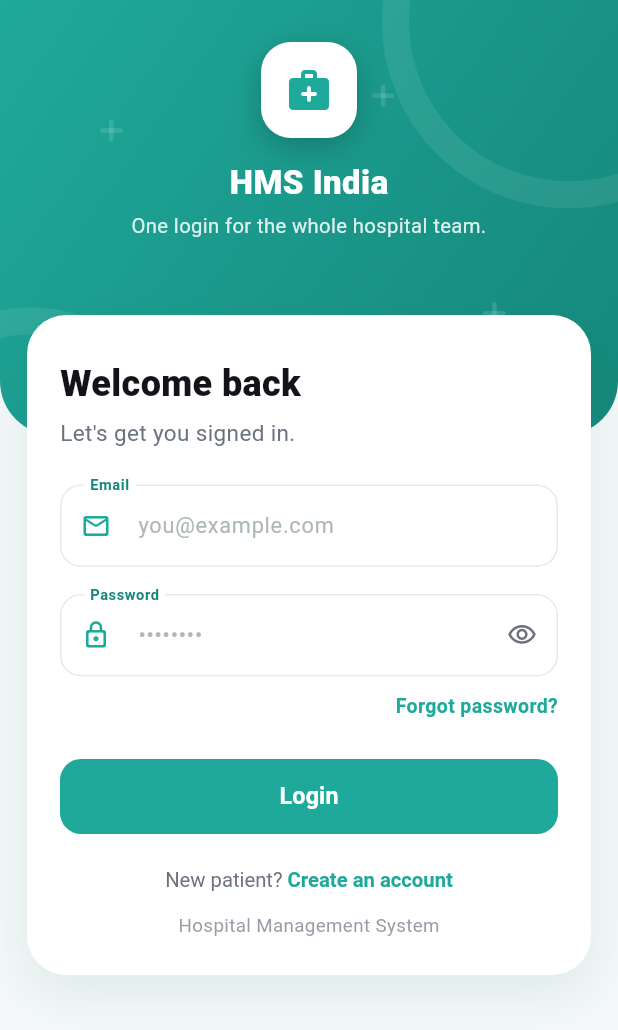
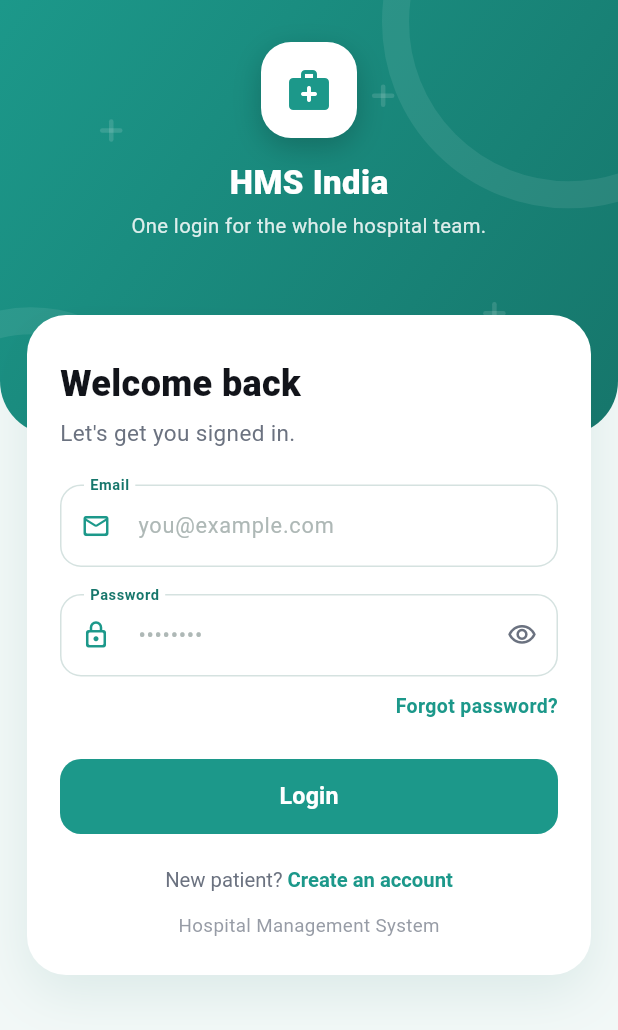
Before and after one commit to Ajutharsi/hms-mobile, a Flutter app: the screen it shows after launch, on a phone screen of 412 x 824 dp. Shown: the top 1030 px of the screen. Run offline on Flutter 3.47's test engine with Material 3 defaults, Android fonts, the phone set to English and light mode, and no system bars; our stand-ins replace flutter_secure_storage, flutter_svg, image_picker; accounts and stored records are empty.

Commit message:
Let the user choose the app's colour
The web has a template customizer for its primary colour; this is the
same idea on mobile. Appearance (drawer -> Appearance) offers eight
presets and hue/depth/strength sliders over a live preview, and the
choice is kept on the device, the way the web keeps its colour per
browser.

One seed colour drives everything: CarePalette derives the header
gradient, the soft icon tint, the page background and borders from it,
so no combination of hand-picked colours can end up unreadable. The
seed is darkened until white text on it reaches 3:1, the WCAG AA floor
for the large bold text the kit puts on coloured surfaces — a pale pick
like amber deepens instead of going unreadable, while the swatch still
shows the exact colour chosen. test/care_palette_test.dart guards that,
and it caught the original teal sitting at 2.9:1.

The kCare* tokens are now getters over the live palette rather than
compile-time constants, so widgets holding them can no longer be const.
Because those getters carry no BuildContext, anything painting with them
calls watchCarePalette(context) in build() to depend on CarePaletteScope
— without it a screen keeps its old paint, which showed up on device as
a repainted card sitting on a stale background.

Co-Authored-By: Claude Opus 5 (1M context) <noreply@anthropic.com>

```diff
--- /dev/null
+++ b/lib/core/theme/care_palette.dart
@@ -0,0 +1,109 @@
+import 'package:flutter/material.dart';
+
+/// The app's colour scheme, derived from a single seed colour the user
+/// picks — the mobile counterpart of the web template customizer's colour
+/// control. Everything else (the darker header shade, the soft tint behind
+/// icons, the page background, borders) is computed, so a user can only
+/// ever choose a readable combination.
+class CarePalette {
+  final Color seed;
+
+  const CarePalette._(this.seed);
+
+  /// The default look: the teal from the PatientCare kit.
+  static const CarePalette fallback = CarePalette._(Color(0xFF1FA99A));
+
+  factory CarePalette.fromSeed(Color seed) => CarePalette._(seed);
+
+  /// The seed, darkened just enough that white text on it stays legible
+  /// (3:1, the WCAG AA floor for the large/bold text the kit puts on
+  /// coloured surfaces). A light pick like amber therefore deepens a
+  /// little rather than turning unreadable; the swatch still shows the
+  /// exact colour the user chose.
+  Color get primary {
+    var color = seed;
+    for (var i = 0; i < 12 && _contrastWithWhite(color) < 3.0; i++) {
+      color = _shift(color, -0.04);
+    }
+    return color;
+  }
+
+  static double _contrastWithWhite(Color c) => 1.05 / (c.computeLuminance() + 0.05);
+
+  /// Header gradient end + pressed/emphasis shade.
+  Color get dark => _shift(primary, -0.08);
+  Color get deep => _shift(primary, -0.16);
+
+  /// Tint behind icons and "soft" chips.
+  Color get soft => _tint(seed, 0.88);
+
+  /// Page background — a barely-there wash of the seed.
+  Color get background => _tint(seed, 0.96);
+
+  /// Card and divider outlines.
+  Color get border => _tint(seed, 0.86, saturation: 0.18);
+
+  /// Text/icon colour for coloured surfaces. [primary] is already darkened
+  /// to carry white, so this is white unless a very pale colour survived
+  /// that adjustment.
+  Color get onPrimary => _contrastWithWhite(primary) >= 3.0 ? Colors.white : const Color(0xFF12141A);
+
+  /// Accent for "needs attention" chips — kept off the seed hue so it
+  /// still reads as an alert whatever colour the user picks.
+  Color get alertBg => const Color(0xFFFDE8EF);
+  Color get alertFg => const Color(0xFFD6336C);
+
+  LinearGradient get gradient => LinearGradient(
+        begin: Alignment.topLeft,
+        end: Alignment.bottomRight,
+        colors: [primary, dark],
+      );
+
+  List<BoxShadow> get shadow => [BoxShadow(color: deep.withValues(alpha: 0.06), blurRadius: 18, offset: const Offset(0, 6))];
+
+  static Color _shift(Color c, double amount) {
+    final hsl = HSLColor.fromColor(c);
+    return hsl.withLightness((hsl.lightness + amount).clamp(0.0, 1.0)).toColor();
+  }
+
+  static Color _tint(Color c, double lightness, {double? saturation}) {
+    final hsl = HSLColor.fromColor(c);
+    return hsl
+        .withLightness(lightness.clamp(0.0, 1.0))
+        .withSaturation((saturation ?? (hsl.saturation * 0.45)).clamp(0.0, 1.0))
+        .toColor();
+  }
+
+  /// Ready-made choices shown in Appearance, mirroring the web
+  /// customizer's presets plus the app's own default.
+  static const List<({String name, Color color})> presets = [
+    (name: 'Teal', color: Color(0xFF1FA99A)),
+    (name: 'Blue', color: Color(0xFF2092EC)),
+    (name: 'Indigo', color: Color(0xFF3D6BFF)),
+    (name: 'Violet', color: Color(0xFF7367F0)),
+    (name: 'Rose', color: Color(0xFFEB3D63)),
+    (name: 'Amber', color: Color(0xFFE28A00)),
+    (name: 'Green', color: Color(0xFF28A745)),
+    (name: 'Slate', color: Color(0xFF4B5C6B)),
+  ];
+}
+
+/// Colour lookup for widgets. Reads the palette currently applied by
+/// [CareThemeController]; screens use these instead of fixed constants so a
+/// colour change repaints the whole app.
+class CareColors {
+  /// Set by [CareThemeController] whenever the user picks a colour.
+  static CarePalette current = CarePalette.fallback;
+
+  static Color get primary => current.primary;
+  static Color get dark => current.dark;
+  static Color get deep => current.deep;
+  static Color get soft => current.soft;
+  static Color get background => current.background;
+  static Color get border => current.border;
+  static Color get onPrimary => current.onPrimary;
+  static Color get alertBg => current.alertBg;
+  static Color get alertFg => current.alertFg;
+  static LinearGradient get gradient => current.gradient;
+  static List<BoxShadow> get shadow => current.shadow;
+}
--- a/lib/core/theme/care_ui.dart
+++ b/lib/core/theme/care_ui.dart
@@ -1,74 +1,102 @@
 import 'package:flutter/material.dart';
+import 'package:provider/provider.dart';
 
 import 'package:hms_mobile/core/theme/app_style.dart';
+import 'package:hms_mobile/core/theme/care_palette.dart';
+import 'package:hms_mobile/core/theme/theme_controller.dart';
 
 /// "Care" design kit — the teal, curved-header look (modelled on the
 /// PatientCare Flutter UI kit) used by the patient app and the auth screens.
 /// Other roles still use the blue tokens in app_style.dart; they can move
 /// over to this kit one role at a time.
-const kCare = Color(0xFF1FA99A);
-const kCareDark = Color(0xFF15877B);
-const kCareDeep = Color(0xFF0E6B61);
-const kCareSoft = Color(0xFFE3F5F2);
-const kCareBg = Color(0xFFF4F8F8);
-const kCareBorder = Color(0xFFE2ECEA);
-const kCarePinkBg = Color(0xFFFDE8EF);
-const kCarePinkFg = Color(0xFFD6336C);
+// The colour tokens now read from the palette the user picked in
+// Appearance (see CareThemeController), so changing the colour repaints
+// every screen. They stay top-level names so call sites read the same.
+Color get kCare => CareColors.primary;
+Color get kCareDark => CareColors.dark;
+Color get kCareDeep => CareColors.deep;
+Color get kCareSoft => CareColors.soft;
+Color get kCareBg => CareColors.background;
+Color get kCareBorder => CareColors.border;
+Color get kCareOn => CareColors.onPrimary;
+Color get kCarePinkBg => CareColors.alertBg;
+Color get kCarePinkFg => CareColors.alertFg;
 
-const kCareShadow = [
-  BoxShadow(color: Color(0x0F0E6B61), blurRadius: 18, offset: Offset(0, 6)),
-];
+List<BoxShadow> get kCareShadow => CareColors.shadow;
 
-const kCareGradient = LinearGradient(
-  begin: Alignment.topLeft,
-  end: Alignment.bottomRight,
-  colors: [kCare, kCareDark],
-);
+LinearGradient get kCareGradient => CareColors.gradient;
 
-/// Teal theme for a subtree. Pushed routes sit above whatever Theme wraps
-/// the home shell, so every patient page wraps itself in this too.
+/// Hands the current palette down the tree. Widgets read it through
+/// [CarePaletteScope.of], which registers them as dependents — so even a
+/// cached `const` widget repaints when the colour changes.
+class CarePaletteScope extends InheritedWidget {
+  final CarePalette palette;
+
+  const CarePaletteScope({super.key, required this.palette, required super.child});
+
+  static CarePalette of(BuildContext context) => context.dependOnInheritedWidgetOfExactType<CarePaletteScope>()?.palette ?? CareColors.current;
+
+  @override
+  bool updateShouldNotify(CarePaletteScope oldWidget) => oldWidget.palette.seed != palette.seed;
+}
+
+/// Theme for a subtree, in the colour the user picked. Pushed routes sit
+/// above whatever Theme wraps the home shell, so every page wraps itself
+/// in this; it also watches the controller, so a colour change repaints
+/// whatever is on screen.
 class CareTheme extends StatelessWidget {
   final Widget child;
   const CareTheme({super.key, required this.child});
 
   @override
   Widget build(BuildContext context) {
+    final palette = context.watch<CareThemeController>().palette;
     final base = Theme.of(context);
-    return Theme(
+
+    return CarePaletteScope(
+      palette: palette,
+      child: Theme(
         data: base.copyWith(
-        colorScheme: ColorScheme.fromSeed(seedColor: kCare, primary: kCare),
-        scaffoldBackgroundColor: kCareBg,
-        progressIndicatorTheme: const ProgressIndicatorThemeData(color: kCare),
+          colorScheme: ColorScheme.fromSeed(seedColor: palette.primary, primary: palette.primary),
+          scaffoldBackgroundColor: palette.background,
+          progressIndicatorTheme: ProgressIndicatorThemeData(color: palette.primary),
           filledButtonTheme: FilledButtonThemeData(
             style: FilledButton.styleFrom(
-            backgroundColor: kCare,
-            foregroundColor: Colors.white,
+              backgroundColor: palette.primary,
+              foregroundColor: palette.onPrimary,
               shape: RoundedRectangleBorder(borderRadius: BorderRadius.circular(14)),
             ),
           ),
           elevatedButtonTheme: ElevatedButtonThemeData(
             style: ElevatedButton.styleFrom(
-            backgroundColor: kCare,
-            foregroundColor: Colors.white,
+              backgroundColor: palette.primary,
+              foregroundColor: palette.onPrimary,
               elevation: 0,
               shape: RoundedRectangleBorder(borderRadius: BorderRadius.circular(14)),
             ),
           ),
           outlinedButtonTheme: OutlinedButtonThemeData(
             style: OutlinedButton.styleFrom(
-            foregroundColor: kCareDark,
-            side: const BorderSide(color: kCare, width: 1.3),
+              foregroundColor: palette.dark,
+              side: BorderSide(color: palette.primary, width: 1.3),
               shape: RoundedRectangleBorder(borderRadius: BorderRadius.circular(14)),
             ),
           ),
-        textButtonTheme: TextButtonThemeData(style: TextButton.styleFrom(foregroundColor: kCareDark)),
+          textButtonTheme: TextButtonThemeData(style: TextButton.styleFrom(foregroundColor: palette.dark)),
           snackBarTheme: const SnackBarThemeData(behavior: SnackBarBehavior.floating),
-        dividerColor: kCareBorder,
+          dividerColor: palette.border,
         ),
         child: child,
+      ),
     );
   }
 }
+
+/// Registers the caller as a dependent of [CarePaletteScope] so it
+/// repaints when the user picks another colour. The kCare* getters read a
+/// global palette and carry no context of their own, so anything painting
+/// with them — kit widgets and screens alike — must call this in build().
+void watchCarePalette(BuildContext context) => CarePaletteScope.of(context);
 
 /// Faint circles and plus-marks drawn over the teal header — the kit's
 /// "medical pattern" background.
@@ -117,10 +145,11 @@ class CareHeaderBackground extends StatelessWidget {
 
   @override
   Widget build(BuildContext context) {
+    watchCarePalette(context);
     return ClipRRect(
       borderRadius: BorderRadius.vertical(bottom: Radius.circular(radius)),
       child: Container(
-        decoration: const BoxDecoration(gradient: kCareGradient),
+        decoration: BoxDecoration(gradient: kCareGradient),
         child: CustomPaint(
           painter: _CarePatternPainter(),
           child: Padding(padding: padding, child: child),
@@ -150,6 +179,7 @@ class CarePageHeader extends StatelessWidget implements PreferredSizeWidget {
 
   @override
   Widget build(BuildContext context) {
+    watchCarePalette(context);
     final topInset = MediaQuery.of(context).padding.top;
     return CareHeaderBackground(
       radius: 24,
@@ -220,15 +250,14 @@ class CareAvatar extends StatelessWidget {
 
   @override
   Widget build(BuildContext context) {
+    watchCarePalette(context);
     final provider = image ?? ((imageUrl ?? '').isNotEmpty ? NetworkImage(imageUrl!) : null);
     final avatar = CircleAvatar(
       radius: radius,
       backgroundColor: kCareSoft,
       backgroundImage: provider,
       onBackgroundImageError: provider == null ? null : (_, __) {},
-      child: provider == null
-          ? Text(_initials, style: TextStyle(color: kCareDark, fontWeight: FontWeight.w700, fontSize: radius * 0.62))
-          : null,
+      child: provider == null ? Text(_initials, style: TextStyle(color: kCareDark, fontWeight: FontWeight.w700, fontSize: radius * 0.62)) : null,
     );
     if (!ring) return avatar;
     return Container(
@@ -255,6 +284,7 @@ class CareCard extends StatelessWidget {
 
   @override
   Widget build(BuildContext context) {
+    watchCarePalette(context);
     return Material(
       color: Colors.transparent,
       borderRadius: BorderRadius.circular(radius),
@@ -285,13 +315,14 @@ class CareSectionTitle extends StatelessWidget {
 
   @override
   Widget build(BuildContext context) {
+    watchCarePalette(context);
     return Row(
       children: [
         Expanded(child: Text(title, style: const TextStyle(fontSize: 16.5, fontWeight: FontWeight.w700, color: kInk))),
         if (actionLabel != null)
           GestureDetector(
             onTap: onAction,
-            child: Text(actionLabel!, style: const TextStyle(fontSize: 13, fontWeight: FontWeight.w700, color: kCare)),
+            child: Text(actionLabel!, style: TextStyle(fontSize: 13, fontWeight: FontWeight.w700, color: kCare)),
           ),
       ],
     );
@@ -308,6 +339,7 @@ class CareIconBox extends StatelessWidget {
 
   @override
   Widget build(BuildContext context) {
+    watchCarePalette(context);
     return Container(
       width: size,
       height: size,
@@ -338,6 +370,7 @@ class CareOptionTile extends StatelessWidget {
 
   @override
   Widget build(BuildContext context) {
+    watchCarePalette(context);
     return CareCard(
       onTap: onTap,
       padding: const EdgeInsets.all(12),
@@ -358,7 +391,7 @@ class CareOptionTile extends StatelessWidget {
               ],
             ),
           ),
-          trailing ?? const Icon(Icons.chevron_right_rounded, color: kCare),
+          trailing ?? Icon(Icons.chevron_right_rounded, color: kCare),
         ],
       ),
     );
@@ -394,6 +427,7 @@ class CareChip extends StatelessWidget {
 
   @override
   Widget build(BuildContext context) {
+    watchCarePalette(context);
     return Container(
       padding: const EdgeInsets.symmetric(horizontal: 9, vertical: 4),
       decoration: BoxDecoration(color: bg, borderRadius: BorderRadius.circular(20)),
@@ -427,16 +461,16 @@ class CareStateView extends StatelessWidget {
         message = null,
         loading = true;
 
-  factory CareStateView.error(String message) =>
-      CareStateView(icon: Icons.wifi_off_rounded, title: "Couldn't load", message: message);
+  factory CareStateView.error(String message) => CareStateView(icon: Icons.wifi_off_rounded, title: "Couldn't load", message: message);
 
   @override
   Widget build(BuildContext context) {
+    watchCarePalette(context);
     if (loading) {
       return ListView(
         physics: const AlwaysScrollableScrollPhysics(),
-        children: const [
-          SizedBox(height: 140),
+        children: [
+          const SizedBox(height: 140),
           Center(child: CircularProgressIndicator(color: kCare)),
         ],
       );
@@ -450,7 +484,7 @@ class CareStateView extends StatelessWidget {
           child: Container(
             width: 84,
             height: 84,
-            decoration: const BoxDecoration(color: kCareSoft, shape: BoxShape.circle),
+            decoration: BoxDecoration(color: kCareSoft, shape: BoxShape.circle),
             child: Icon(icon, color: kCare, size: 38),
           ),
         ),
@@ -475,6 +509,7 @@ class CarePrimaryButton extends StatelessWidget {
 
   @override
   Widget build(BuildContext context) {
+    watchCarePalette(context);
     return SizedBox(
       width: double.infinity,
       height: 52,
@@ -510,7 +545,7 @@ InputDecoration careFieldDecoration(String label, {required String hint, require
     hintText: hint,
     floatingLabelBehavior: FloatingLabelBehavior.always,
     labelStyle: const TextStyle(color: kInk, fontSize: 13, fontWeight: FontWeight.w600),
-    floatingLabelStyle: const TextStyle(color: kCareDark, fontSize: 13, fontWeight: FontWeight.w700),
+    floatingLabelStyle: TextStyle(color: kCareDark, fontSize: 13, fontWeight: FontWeight.w700),
     hintStyle: const TextStyle(color: Color(0xFFAEB8B6), fontSize: 14.5),
     prefixIcon: Icon(icon, color: kCare, size: 20),
     filled: true,
@@ -536,6 +571,7 @@ class CareChoicePill extends StatelessWidget {
 
   @override
   Widget build(BuildContext context) {
+    watchCarePalette(context);
     return GestureDetector(
       onTap: enabled ? onTap : null,
       child: AnimatedContainer(
@@ -588,6 +624,7 @@ class CareBottomNav extends StatelessWidget {
 
   @override
   Widget build(BuildContext context) {
+    watchCarePalette(context);
     Widget item(int i) {
       final active = selectedIndex == i;
       final it = items[i];
--- /dev/null
+++ b/lib/core/theme/theme_controller.dart
@@ -0,0 +1,51 @@
+import 'package:flutter/material.dart';
+import 'package:flutter_secure_storage/flutter_secure_storage.dart';
+
+import 'package:hms_mobile/core/theme/care_palette.dart';
+
+/// Holds the colour the user picked in Appearance and keeps it on the
+/// device, the way the web customizer keeps its colour in the browser.
+class CareThemeController extends ChangeNotifier {
+  static const _key = 'care_seed_color';
+
+  final FlutterSecureStorage _storage;
+
+  CareThemeController({FlutterSecureStorage? storage})
+      : _storage = storage ?? const FlutterSecureStorage() {
+    load();
+  }
+
+  CarePalette _palette = CarePalette.fallback;
+  CarePalette get palette => _palette;
+  Color get seed => _palette.seed;
+
+  bool get isDefault => _palette.seed.toARGB32() == CarePalette.fallback.seed.toARGB32();
+
+  Future<void> load() async {
+    try {
+      final saved = await _storage.read(key: _key);
+      final value = int.tryParse(saved ?? '');
+      if (value != null) _apply(CarePalette.fromSeed(Color(value)));
+    } catch (_) {
+      // A locked keystore shouldn't stop the app from starting; the
+      // default palette stays in place.
+    }
+  }
+
+  Future<void> setSeed(Color color) async {
+    _apply(CarePalette.fromSeed(color));
+    try {
+      await _storage.write(key: _key, value: color.toARGB32().toString());
+    } catch (_) {
+      // Colour still applies for this session even if it can't be saved.
+    }
+  }
+
+  Future<void> resetToDefault() => setSeed(CarePalette.fallback.seed);
+
+  void _apply(CarePalette palette) {
+    _palette = palette;
+    CareColors.current = palette;
+    notifyListeners();
+  }
+}
--- a/lib/features/auth/screens/login_screen.dart
+++ b/lib/features/auth/screens/login_screen.dart
@@ -22,6 +22,7 @@ class LoginScreen extends StatelessWidget {
 
   @override
   Widget build(BuildContext context) {
+    watchCarePalette(context);
     return ChangeNotifierProvider(
       create: (_) => LoginViewModel(),
       child: _LoginView(flashMessage: flashMessage),
@@ -62,6 +63,7 @@ class _LoginViewState extends State<_LoginView> {
 
   @override
   Widget build(BuildContext context) {
+    watchCarePalette(context);
     final viewModel = context.watch<LoginViewModel>();
 
     return AuthScaffold(
@@ -127,7 +129,7 @@ class _LoginViewState extends State<_LoginView> {
                     MaterialPageRoute(builder: (_) => const ForgotPasswordScreen()),
                   );
                 },
-                child: const Text(
+                child: Text(
                   'Forgot password?',
                   style: TextStyle(color: kCare, fontSize: 13, fontWeight: FontWeight.w600),
                 ),
@@ -164,7 +166,7 @@ class _LoginViewState extends State<_LoginView> {
                     const TextSpan(text: 'New patient? '),
                     TextSpan(
                       text: 'Create an account',
-                      style: const TextStyle(color: kCare, fontWeight: FontWeight.w600),
+                      style: TextStyle(color: kCare, fontWeight: FontWeight.w600),
                       recognizer: TapGestureRecognizer()
                         ..onTap = () {
                           Navigator.of(context).push(
--- a/lib/features/auth/screens/register_screen.dart
+++ b/lib/features/auth/screens/register_screen.dart
@@ -13,6 +13,7 @@ class RegisterScreen extends StatelessWidget {
 
   @override
   Widget build(BuildContext context) {
+    watchCarePalette(context);
     return ChangeNotifierProvider(
       create: (_) => RegisterViewModel(),
       child: const _RegisterView(),
@@ -40,6 +41,7 @@ class _RegisterViewState extends State<_RegisterView> {
 
   @override
   Widget build(BuildContext context) {
+    watchCarePalette(context);
     final viewModel = context.watch<RegisterViewModel>();
 
     return AuthScaffold(
@@ -174,7 +176,7 @@ class _RegisterViewState extends State<_RegisterView> {
                     const TextSpan(text: 'Already have an account? '),
                     TextSpan(
                       text: 'Sign in',
-                      style: const TextStyle(color: kCare, fontWeight: FontWeight.w600),
+                      style: TextStyle(color: kCare, fontWeight: FontWeight.w600),
                       recognizer: TapGestureRecognizer()..onTap = () => Navigator.of(context).pop(),
                     ),
                   ],
@@ -203,6 +205,7 @@ class _GenderOption extends StatelessWidget {
 
   @override
   Widget build(BuildContext context) {
+    watchCarePalette(context);
     final isSelected = selected == value;
     return Expanded(
       child: GestureDetector(
--- a/lib/features/auth/widgets/auth_scaffold.dart
+++ b/lib/features/auth/widgets/auth_scaffold.dart
@@ -21,7 +21,9 @@ class AuthScaffold extends StatelessWidget {
 
   @override
   Widget build(BuildContext context) {
-    return Scaffold(
+    watchCarePalette(context);
+    return CareTheme(
+      child: Scaffold(
         backgroundColor: kCareBg,
         body: LayoutBuilder(
           builder: (context, constraints) {
@@ -58,6 +60,7 @@ class AuthScaffold extends StatelessWidget {
             );
           },
         ),
+      ),
     );
   }
 }
@@ -72,6 +75,7 @@ class _CompactAuthLayout extends StatelessWidget {
 
   @override
   Widget build(BuildContext context) {
+    watchCarePalette(context);
     final topInset = MediaQuery.of(context).padding.top;
     return SingleChildScrollView(
       child: Stack(
@@ -92,7 +96,7 @@ class _CompactAuthLayout extends StatelessWidget {
                       borderRadius: BorderRadius.circular(20),
                       boxShadow: const [BoxShadow(color: Color(0x33000000), blurRadius: 16, offset: Offset(0, 6))],
                     ),
-                    child: const Icon(Icons.medical_services_rounded, color: kCare, size: 32),
+                    child: Icon(Icons.medical_services_rounded, color: kCare, size: 32),
                   ),
                   const SizedBox(height: 14),
                   const Text(
--- a/lib/features/patient/screens/lab_results_screen.dart
+++ b/lib/features/patient/screens/lab_results_screen.dart
@@ -12,6 +12,7 @@ class LabResultsTabBody extends StatelessWidget {
 
   @override
   Widget build(BuildContext context) {
+    watchCarePalette(context);
     final viewModel = context.watch<LabResultsViewModel>();
 
     return RefreshIndicator(
@@ -48,6 +49,7 @@ class _LabOrderCard extends StatelessWidget {
 
   @override
   Widget build(BuildContext context) {
+    watchCarePalette(context);
     final hasAbnormal = order.isCompleted && order.items.any((item) => item.flag == 'high' || item.flag == 'low');
 
     return CareCard(
@@ -107,6 +109,7 @@ class _ResultRow extends StatelessWidget {
 
   @override
   Widget build(BuildContext context) {
+    watchCarePalette(context);
     final hasResult = (item.resultValue ?? '').isNotEmpty;
 
     final (Color flagBg, Color flagFg, String flagLabel) = switch (item.flag) {
@@ -142,7 +145,7 @@ class _ResultRow extends StatelessWidget {
               children: [
                 Text(
                   '${item.resultValue} ${item.unit ?? ''}'.trim(),
-                  style: const TextStyle(fontSize: 17, fontWeight: FontWeight.w800, color: kCareDark),
+                  style: TextStyle(fontSize: 17, fontWeight: FontWeight.w800, color: kCareDark),
                 ),
                 if ((item.normalRange ?? '').isNotEmpty && item.normalRange != 'N/A') ...[
                   const SizedBox(width: 10),
--- a/lib/features/patient/screens/prescriptions_screen.dart
+++ b/lib/features/patient/screens/prescriptions_screen.dart
@@ -13,6 +13,7 @@ class PrescriptionsTabBody extends StatelessWidget {
 
   @override
   Widget build(BuildContext context) {
+    watchCarePalette(context);
     final viewModel = context.watch<PrescriptionsViewModel>();
 
     return RefreshIndicator(
@@ -49,6 +50,7 @@ class _PrescriptionCard extends StatelessWidget {
 
   @override
   Widget build(BuildContext context) {
+    watchCarePalette(context);
     final doctor = prescription.doctorName ?? 'Doctor';
     return CareCard(
       padding: EdgeInsets.zero,
@@ -112,6 +114,7 @@ class _MedicineRow extends StatelessWidget {
 
   @override
   Widget build(BuildContext context) {
+    watchCarePalette(context);
     return Container(
       margin: const EdgeInsets.only(bottom: 8),
       padding: const EdgeInsets.all(12),
--- a/lib/main.dart
+++ b/lib/main.dart
@@ -3,6 +3,7 @@ import 'package:provider/provider.dart';
 
 import 'package:hms_mobile/core/navigation/role_home.dart';
 import 'package:hms_mobile/core/theme/app_style.dart';
+import 'package:hms_mobile/core/theme/theme_controller.dart';
 import 'package:hms_mobile/features/auth/screens/login_screen.dart';
 import 'package:hms_mobile/features/auth/viewmodels/session_view_model.dart';
 
@@ -15,6 +16,17 @@ class HmsApp extends StatelessWidget {
 
   @override
   Widget build(BuildContext context) {
+    // The colour the user picked in Appearance lives here, above
+    // MaterialApp, so changing it repaints every screen at once.
+    return ChangeNotifierProvider(
+      create: (_) => CareThemeController(),
+      child: Consumer<CareThemeController>(
+        builder: (context, theme, _) => _buildApp(context),
+      ),
+    );
+  }
+
+  Widget _buildApp(BuildContext context) {
     return MaterialApp(
       title: 'HMS India',
       debugShowCheckedModeBanner: false,
```
Also changed, not shown: lib/features/auth/screens/forgot_password_screen.dart (+7 -3 lines), lib/features/patient/screens/book_appointment_screen.dart (+8 -4 lines), lib/features/patient/screens/dashboard_screen.dart (+12 -6 lines), lib/features/patient/screens/home_screen.dart (+18 -2 lines), lib/features/patient/screens/invoices_screen.dart (+7 -3 lines), lib/features/patient/screens/profile_screen.dart (+8 -6 lines), lib/features/settings/screens/appearance_screen.dart (added, +304 -0 lines), 1 other file. Lines whose indentation alone changed are shown as unchanged.
